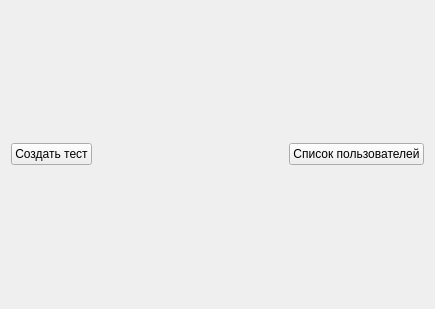
Before: the Qt Designer form UI/teacher_form.ui in leonidlitvinoff/school_testing_system, drawn with Qt 5.
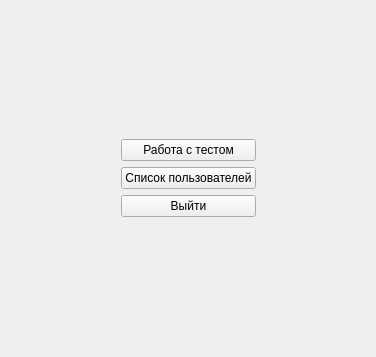
After: the same form once the commit is applied.

Commit message: Обновлен пользовательский интерфейс

Patch:
```diff
--- a/UI/teacher_form.ui
+++ b/UI/teacher_form.ui
@@ -6,27 +6,112 @@
             <rect>
                 <x>0</x>
                 <y>0</y>
-                <width>435</width>
-                <height>309</height>
+                <width>376</width>
+                <height>357</height>
             </rect>
         </property>
         <property name="windowTitle">
             <string>Преподаватель</string>
         </property>
         <layout class="QGridLayout" name="gridLayout_2">
-            <item row="0" column="0" alignment="Qt::AlignLeft">
-                <widget class="QPushButton" name="pushButton_2">
-                    <property name="text">
-                        <string>Создать тест</string>
+            <item row="2" column="1">
+                <spacer name="verticalSpacer">
+                    <property name="orientation">
+                        <enum>Qt::Vertical</enum>
                     </property>
-                </widget>
+                    <property name="sizeType">
+                        <enum>QSizePolicy::Maximum</enum>
+                    </property>
+                    <property name="sizeHint" stdset="0">
+                        <size>
+                            <width>20</width>
+                            <height>40</height>
+                        </size>
+                    </property>
+                </spacer>
             </item>
-            <item row="0" column="1" alignment="Qt::AlignRight">
-                <widget class="QPushButton" name="pushButton">
-                    <property name="text">
-                        <string>Список пользователей</string>
+            <item row="1" column="0">
+                <spacer name="horizontalSpacer">
+                    <property name="orientation">
+                        <enum>Qt::Horizontal</enum>
                     </property>
-                </widget>
+                    <property name="sizeHint" stdset="0">
+                        <size>
+                            <width>40</width>
+                            <height>20</height>
+                        </size>
+                    </property>
+                </spacer>
+            </item>
+            <item row="1" column="2">
+                <spacer name="horizontalSpacer_2">
+                    <property name="orientation">
+                        <enum>Qt::Horizontal</enum>
+                    </property>
+                    <property name="sizeHint" stdset="0">
+                        <size>
+                            <width>40</width>
+                            <height>20</height>
+                        </size>
+                    </property>
+                </spacer>
+            </item>
+            <item row="1" column="1">
+                <layout class="QVBoxLayout" name="verticalLayout_2">
+                    <item>
+                        <layout class="QVBoxLayout" name="verticalLayout_3">
+                            <item>
+                                <widget class="QPushButton" name="pushButton_2">
+                                    <property name="sizePolicy">
+                                        <sizepolicy hsizetype="Expanding" vsizetype="Maximum">
+                                            <horstretch>0</horstretch>
+                                            <verstretch>0</verstretch>
+                                        </sizepolicy>
+                                    </property>
+                                    <property name="text">
+                                        <string>Работа с тестом</string>
+                                    </property>
+                                </widget>
+                            </item>
+                            <item>
+                                <widget class="QPushButton" name="pushButton">
+                                    <property name="sizePolicy">
+                                        <sizepolicy hsizetype="Minimum" vsizetype="Maximum">
+                                            <horstretch>0</horstretch>
+                                            <verstretch>0</verstretch>
+                                        </sizepolicy>
+                                    </property>
+                                    <property name="text">
+                                        <string>Список пользователей</string>
+                                    </property>
+                                </widget>
+                            </item>
+                            <item>
+                                <widget class="QPushButton" name="pushButton_4">
+                                    <property name="text">
+                                        <string>Выйти</string>
+                                    </property>
+                                </widget>
+                            </item>
+                        </layout>
+                    </item>
+                </layout>
+            </item>
+            <item row="0" column="1">
+                <spacer name="verticalSpacer_2">
+                    <property name="orientation">
+                        <enum>Qt::Vertical</enum>
+                    </property>
+                    <property name="sizeType">
+                        <enum>QSizePolicy::Maximum</enum>
+                    </property>
+                    <property name="sizeHint" stdset="0">
+                        <size>
+                            <width>20</width>
+                            <height>40</height>
+                        </size>
+                    </property>
+                </spacer>
             </item>
         </layout>
     </widget>
```
The commit also changes 6 other files.
